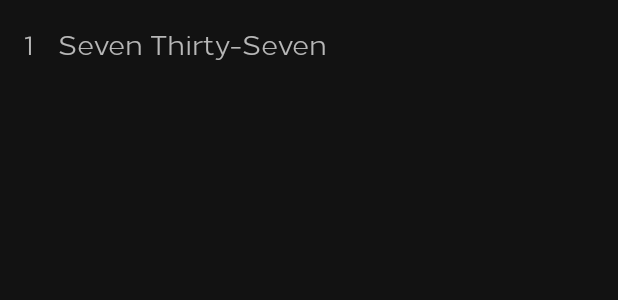
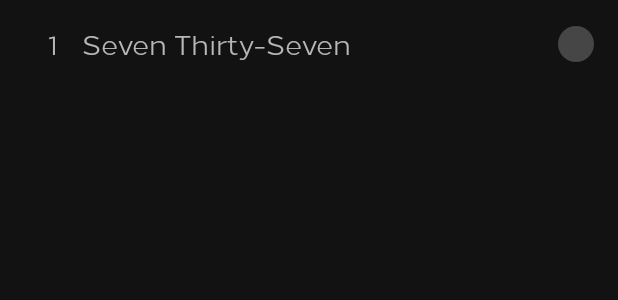
Before and after one commit to renanboni/BreakingBad, an Android app: the layout episode_item_list.xml on its own in the app's theme, with its tools: preview values and no code run, on a phone screen of 412 x 824 dp. Shown: the top 300 px of the screen. Run offline under Robolectric (Android 15) with nearby library versions, the phone set to English and light mode, and no system bars.

Commit message:
Added checked view but need improvements

```diff
--- a/app/src/main/java/com/boni/breakingbadfacts/data/source/local/db/BreakingBadDatabase.kt
+++ b/app/src/main/java/com/boni/breakingbadfacts/data/source/local/db/BreakingBadDatabase.kt
@@ -9,8 +9,9 @@ import com.boni.breakingbadfacts.data.source.local.converters.Converters
 import com.boni.breakingbadfacts.data.source.local.dao.BreakingBadDao
 import com.boni.breakingbadfacts.data.source.local.model.CharacterEntity
 import com.boni.breakingbadfacts.data.source.local.model.EpisodeEntity
+import com.boni.breakingbadfacts.data.source.local.model.QuoteEntity
 
-@Database(entities = [EpisodeEntity::class, CharacterEntity::class], version = 2)
+@Database(entities = [EpisodeEntity::class, CharacterEntity::class, QuoteEntity::class], version = 3)
 @TypeConverters(Converters::class)
 abstract class BreakingBadDatabase : RoomDatabase() {
 
--- /dev/null
+++ b/app/src/main/java/com/boni/breakingbadfacts/ui/CheckView.kt
@@ -0,0 +1,53 @@
+package com.boni.breakingbadfacts.ui
+
+import android.content.Context
+import android.util.AttributeSet
+import android.view.LayoutInflater
+import android.widget.FrameLayout
+import android.widget.ImageView
+import com.boni.breakingbadfacts.R
+import com.boni.breakingbadfacts.utils.setBackgroundDrawableColor
+import com.boni.breakingbadfacts.utils.setVisible
+
+class CheckView @JvmOverloads constructor(
+    context: Context,
+    attrs: AttributeSet? = null,
+    defStyleAttr: Int = 0
+) : FrameLayout(
+    context,
+    attrs,
+    defStyleAttr
+) {
+
+    private var isChecked = false
+
+    var listener: OnCheckListener? = null
+
+    private val checkedView: ImageView by lazy { findViewById<ImageView>(R.id.checked) }
+    private val background: FrameLayout by lazy { findViewById<FrameLayout>(R.id.root) }
+
+    init {
+        LayoutInflater.from(context).inflate(R.layout.check_view, this)
+
+        setOnClickListener {
+            isChecked = !isChecked
+            listener?.onChecked(isChecked)
+
+            adjustColors()
+        }
+    }
+
+    private fun adjustColors() {
+        checkedView.setVisible(isChecked)
+
+        if (isChecked) {
+            background.setBackgroundDrawableColor(R.color.red)
+        } else {
+            background.setBackgroundDrawableColor(R.color.disabled_black)
+        }
+    }
+
+    interface OnCheckListener {
+        fun onChecked(isChecked: Boolean)
+    }
+}
--- /dev/null
+++ b/app/src/main/res/drawable/ic_check.xml
@@ -0,0 +1,9 @@
+<vector xmlns:android="http://schemas.android.com/apk/res/android"
+        android:width="24dp"
+        android:height="24dp"
+        android:viewportWidth="24.0"
+        android:viewportHeight="24.0">
+    <path
+        android:fillColor="#FFFFFF"
+        android:pathData="M9,16.17L4.83,12l-1.42,1.41L9,19 21,7l-1.41,-1.41z"/>
+</vector>
--- /dev/null
+++ b/app/src/main/res/layout/check_view.xml
@@ -0,0 +1,16 @@
+<?xml version="1.0" encoding="utf-8"?>
+<FrameLayout xmlns:android="http://schemas.android.com/apk/res/android"
+    android:id="@+id/root"
+    android:layout_width="24dp"
+    android:layout_height="24dp"
+    android:background="@drawable/circle_shape"
+    android:padding="4dp">
+
+    <ImageView
+        android:id="@+id/checked"
+        android:layout_width="wrap_content"
+        android:layout_height="wrap_content"
+        android:layout_gravity="center"
+        android:src="@drawable/ic_check"
+        android:visibility="gone" />
+</FrameLayout>
--- a/app/src/main/res/layout/episode_item_list.xml
+++ b/app/src/main/res/layout/episode_item_list.xml
@@ -1,5 +1,7 @@
 <?xml version="1.0" encoding="utf-8"?>
-<LinearLayout xmlns:android="http://schemas.android.com/apk/res/android"
+<androidx.constraintlayout.widget.ConstraintLayout xmlns:android="http://schemas.android.com/apk/res/android"
+    xmlns:app="http://schemas.android.com/apk/res-auto"
+    xmlns:tools="http://schemas.android.com/tools"
     android:layout_width="match_parent"
     android:layout_height="wrap_content"
     android:padding="16dp">
@@ -8,17 +10,32 @@
         android:id="@+id/season"
         android:layout_width="wrap_content"
         android:layout_height="wrap_content"
+        android:layout_marginStart="16dp"
         android:fontFamily="@font/loew_regular"
-        android:text="1"
-        android:textSize="18sp" />
+        android:textSize="18sp"
+        app:layout_constraintBaseline_toBaselineOf="@id/title"
+        app:layout_constraintStart_toStartOf="parent"
+        tools:text="1" />
 
     <TextView
         android:id="@+id/title"
+        android:layout_width="0dp"
+        android:layout_height="wrap_content"
+        android:layout_marginStart="16dp"
+        android:layout_marginEnd="16dp"
+        android:fontFamily="@font/loew_regular"
+        android:textSize="18sp"
+        app:layout_constraintBottom_toBottomOf="@id/season"
+        app:layout_constraintEnd_toStartOf="@id/check"
+        app:layout_constraintStart_toEndOf="@id/season"
+        app:layout_constraintTop_toTopOf="@id/season"
+        tools:text="Seven Thirty-Seven" />
+
+    <com.boni.breakingbadfacts.ui.CheckView
+        android:id="@+id/check"
         android:layout_width="wrap_content"
         android:layout_height="wrap_content"
-        android:layout_marginStart="16dp"
-        android:layout_marginLeft="16dp"
-        android:fontFamily="@font/loew_regular"
-        android:text="Seven Thirty-Seven"
-        android:textSize="18sp" />
-</LinearLayout>
+        app:layout_constraintBottom_toBottomOf="parent"
+        app:layout_constraintEnd_toEndOf="parent"
+        app:layout_constraintTop_toTopOf="parent" />
+</androidx.constraintlayout.widget.ConstraintLayout>
```
